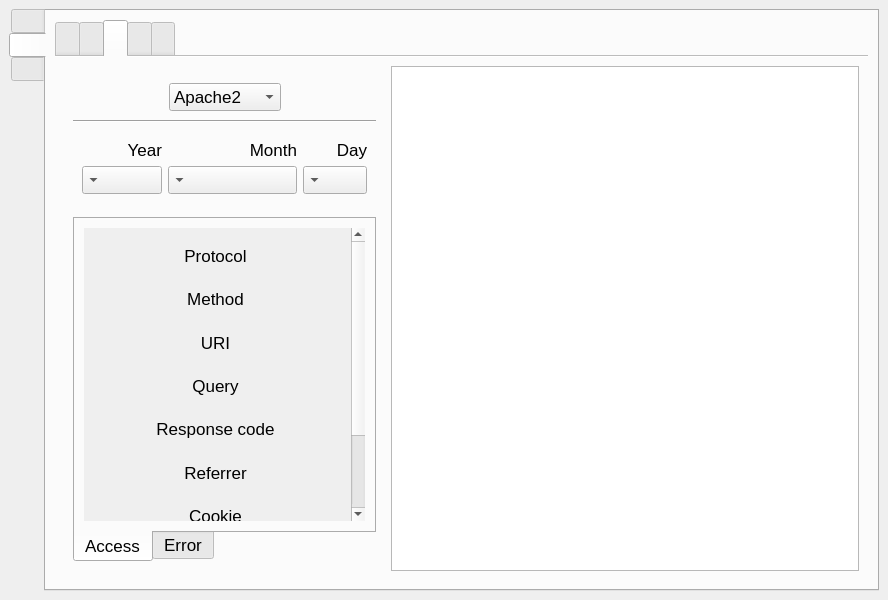
Qt form craplog/mainwindow.ui (elB4RTO/LogDoctor) before a commit.
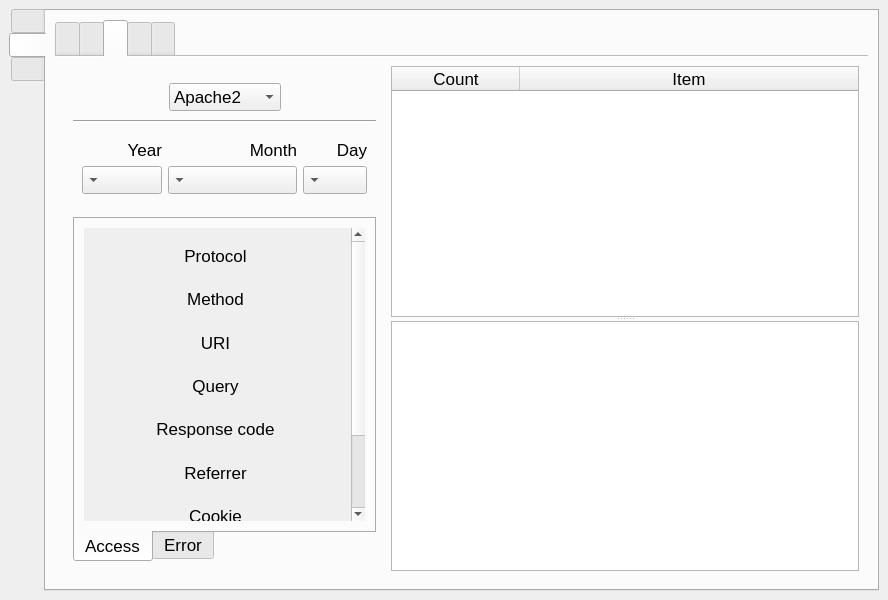
The same form after that commit. The open tabs and pages were chosen to show the change. Icons and pictures are not drawn. Custom widgets are drawn as their Qt base class.

Patch:
```diff
--- a/craplog/mainwindow.ui
+++ b/craplog/mainwindow.ui
@@ -2760,7 +2760,59 @@
              </widget>
             </item>
             <item row="0" column="1">
-             <widget class="QChartView" name="chart_StatsCount"/>
+             <widget class="QSplitter" name="splitter_StatsCount">
+              <property name="orientation">
+               <enum>Qt::Vertical</enum>
+              </property>
+              <widget class="QTableWidget" name="table_StatsCount">
+               <property name="font">
+                <font>
+                 <pointsize>13</pointsize>
+                </font>
+               </property>
+               <property name="editTriggers">
+                <set>QAbstractItemView::NoEditTriggers</set>
+               </property>
+               <property name="showDropIndicator" stdset="0">
+                <bool>false</bool>
+               </property>
+               <property name="dragDropOverwriteMode">
+                <bool>false</bool>
+               </property>
+               <property name="sortingEnabled">
+                <bool>true</bool>
+               </property>
+               <attribute name="horizontalHeaderMinimumSectionSize">
+                <number>64</number>
+               </attribute>
+               <attribute name="horizontalHeaderDefaultSectionSize">
+                <number>128</number>
+               </attribute>
+               <attribute name="horizontalHeaderStretchLastSection">
+                <bool>true</bool>
+               </attribute>
+               <attribute name="verticalHeaderStretchLastSection">
+                <bool>false</bool>
+               </attribute>
+               <column>
+                <property name="text">
+                 <string>Count</string>
+                </property>
+                <property name="toolTip">
+                 <string>Number of occurrences</string>
+                </property>
+               </column>
+               <column>
+                <property name="text">
+                 <string>Item</string>
+                </property>
+                <property name="toolTip">
+                 <string>Value of the field</string>
+                </property>
+               </column>
+              </widget>
+              <widget class="QChartView" name="chart_StatsCount"/>
+             </widget>
             </item>
            </layout>
           </widget>
```
Left out of the diff: 62 changed lines with no effect on the pictures.
